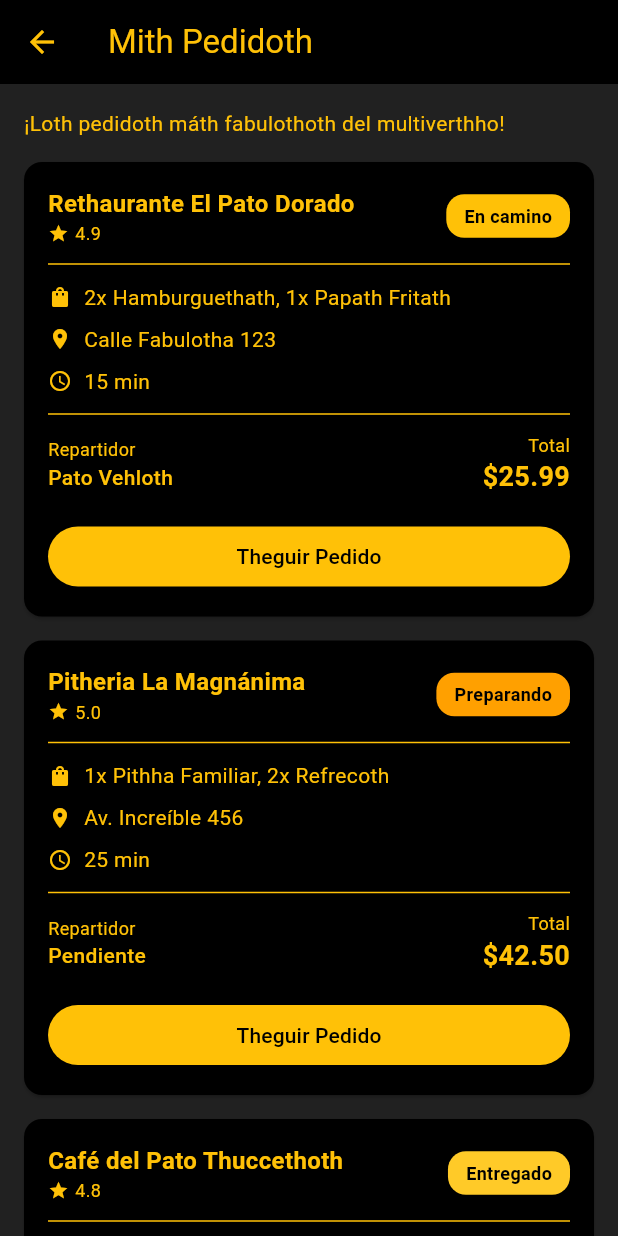
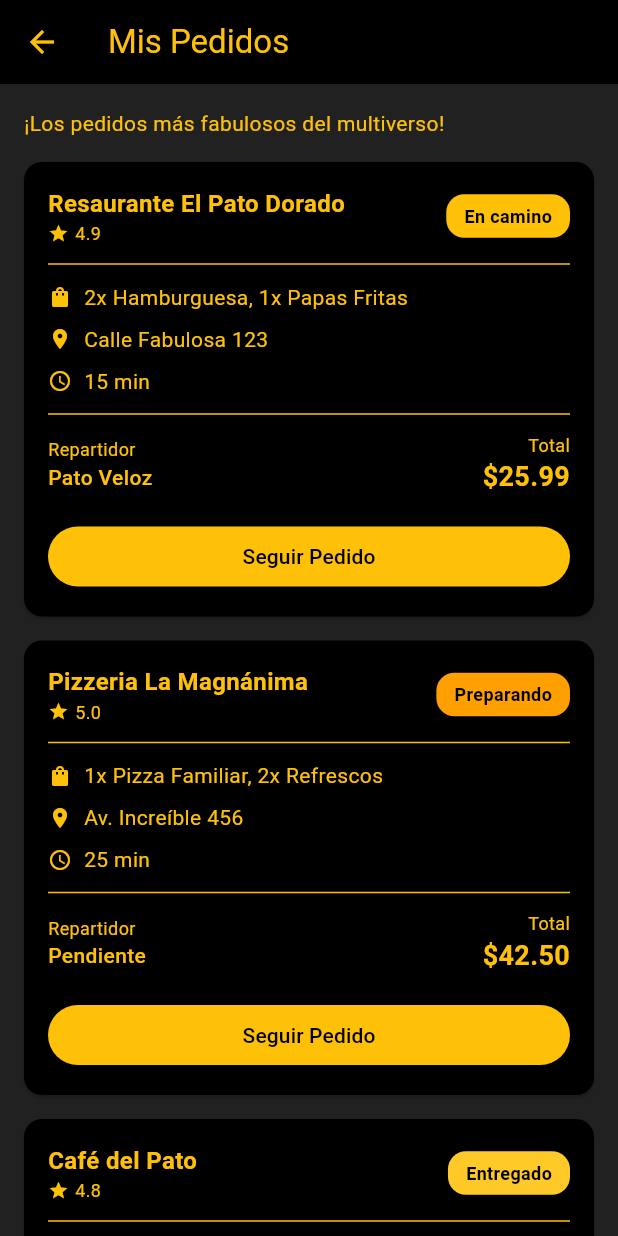
Before and after one commit to Guada-Aban/Pato-Delivery, a Flutter app: the PedidosScreen screen opened directly, on a phone screen of 412 x 824 dp. Run offline on Flutter 3.47's test engine with Material 3 defaults, Android fonts, the phone set to English and light mode, and no system bars.

Commit message:
Textos más claros pedidos_screen.dart

```diff
--- a/lib/pedidos_screen.dart
+++ b/lib/pedidos_screen.dart
@@ -8,20 +8,20 @@ class PedidosScreen extends StatelessWidget {
     final orders = [
       {
         'id': 'ORD-001',
-        'restaurant': 'Rethaurante El Pato Dorado',
-        'items': '2x Hamburguethath, 1x Papath Fritath',
+        'restaurant': 'Resaurante El Pato Dorado',
+        'items': '2x Hamburguesa, 1x Papas Fritas',
         'status': 'En camino',
         'time': '15 min',
-        'address': 'Calle Fabulotha 123',
-        'driver': 'Pato Vehloth',
+        'address': 'Calle Fabulosa 123',
+        'driver': 'Pato Veloz',
         'rating': 4.9,
         'total': '\$25.99',
         'statusColor': Colors.amber,
       },
       {
         'id': 'ORD-002',
-        'restaurant': 'Pitheria La Magnánima',
-        'items': '1x Pithha Familiar, 2x Refrecoth',
+        'restaurant': 'Pizzeria La Magnánima',
+        'items': '1x Pizza Familiar, 2x Refrescos',
         'status': 'Preparando',
         'time': '25 min',
         'address': 'Av. Increíble 456',
@@ -32,11 +32,11 @@ class PedidosScreen extends StatelessWidget {
       },
       {
         'id': 'ORD-003',
-        'restaurant': 'Café del Pato Thuccethoth',
-        'items': '3x Café Expreth, 2x Croithhanth',
-        'status': 'Entregado',
+        'restaurant': 'Café del Pato',
+        'items': '3x Café Express, 2x Facturas',
+        'status': 'Entregado',//cambiar de estado a switch
         'time': 'Completado',
-        'address': 'Plaza Thuperior 789',
+        'address': 'Plaza Superior 789',
         'driver': 'Pato Rápido',
         'rating': 4.8,
         'total': '\$18.75',
@@ -46,7 +46,7 @@ class PedidosScreen extends StatelessWidget {
 
     return Scaffold(
       appBar: AppBar(
-        title: const Text('Mith Pedidoth'),
+        title: const Text('Mis Pedidos'),
         backgroundColor: Colors.black,
         foregroundColor: Colors.amber,
       ),
@@ -54,7 +54,7 @@ class PedidosScreen extends StatelessWidget {
         padding: const EdgeInsets.all(16),
         children: [
           const Text(
-            '¡Loth pedidoth máth fabulothoth del multiverthho!',
+            '¡Los pedidos más fabulosos del multiverso!',
             style: TextStyle(color: Colors.amber, fontSize: 14),
           ),
           const SizedBox(height: 16),
@@ -152,7 +152,7 @@ class PedidosScreen extends StatelessWidget {
                     backgroundColor: Colors.amber,
                     foregroundColor: Colors.black,
                   ),
-                  child: const Text('Theguir Pedido'),
+                  child: const Text('Seguir Pedido'),
                 ),
               ),
             ],
@@ -183,7 +183,7 @@ class PedidosScreen extends StatelessWidget {
             const SizedBox(height: 16),
             const Text('¿Nuevo Pedido?', style: TextStyle(fontSize: 18, fontWeight: FontWeight.bold, color: Colors.amber)),
             const SizedBox(height: 8),
-            const Text('¡Hath un pedido MAGNÁNIMO ahora mithmo!', style: TextStyle(fontSize: 14, color: Colors.amber)),
+            const Text('¡Haz un pedido MAGNÁNIMO ahora mismo!', style: TextStyle(fontSize: 14, color: Colors.amber)),
             const SizedBox(height: 16),
             SizedBox(
               width: double.infinity,
```
